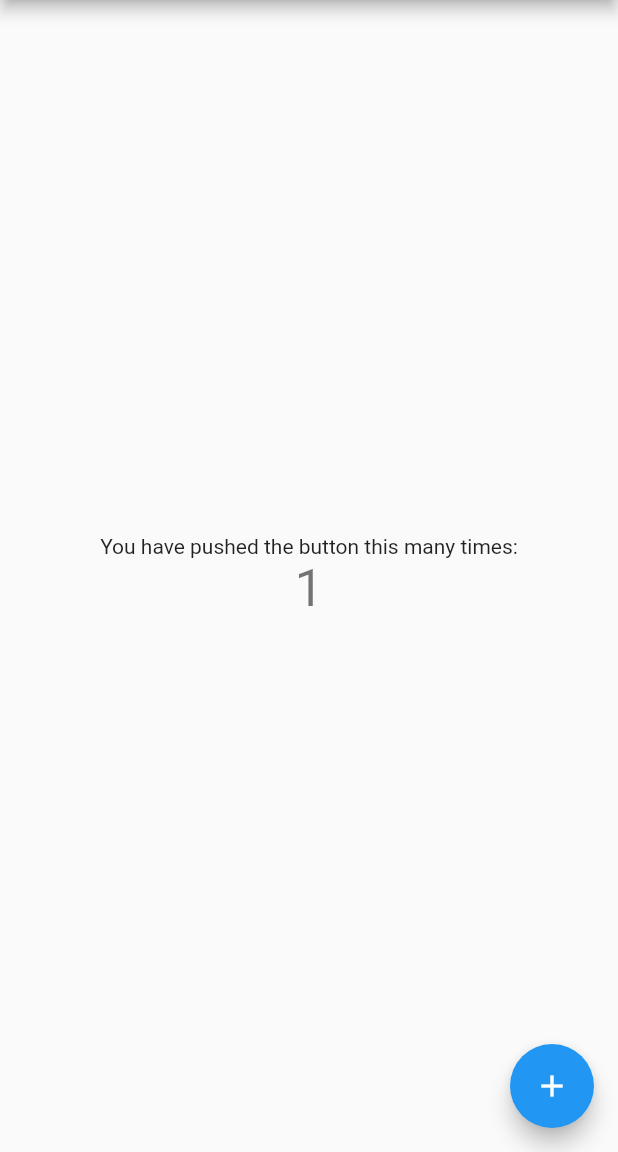
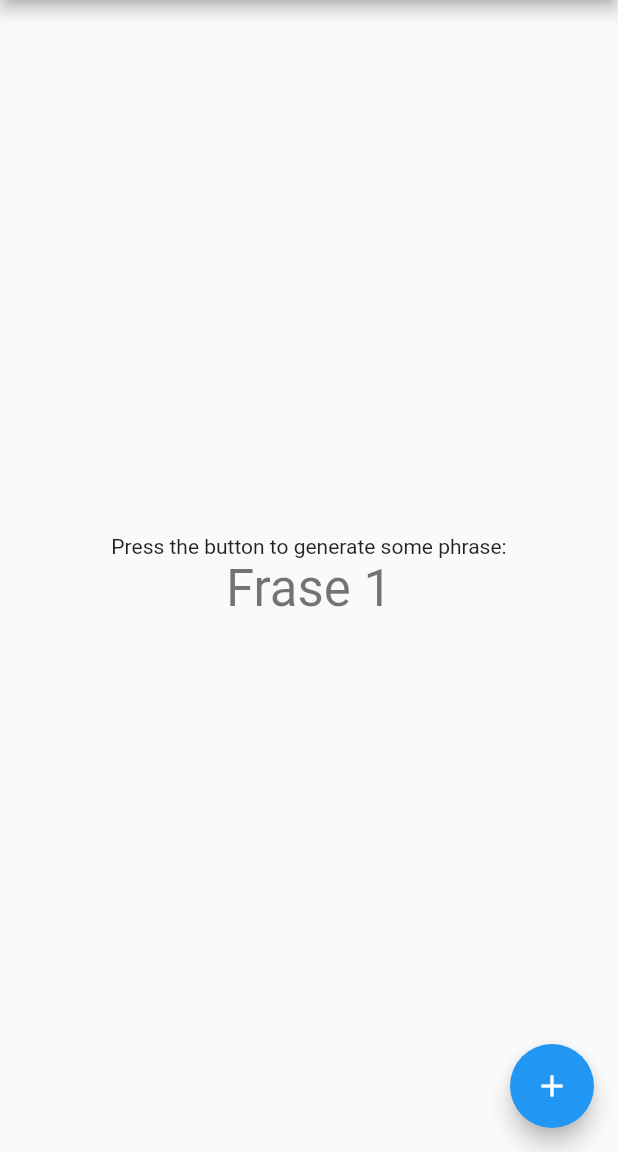
Before and after one commit to eduardoraffi/flutter_projects, a Flutter app: the screen it shows after launch, after a tap on the "add" icon, on a phone screen of 412 x 824 dp, the part 84-1236 px from its top. Run offline on Flutter 3.47's test engine with Material 2 defaults, Android fonts, the phone set to English and light mode, and no system bars.

Commit message:
phrases app - done

```diff
--- a/random_phrases/lib/main.dart
+++ b/random_phrases/lib/main.dart
@@ -1,3 +1,5 @@
+import 'dart:math';
+
 import 'package:flutter/material.dart';
 
 void main() => runApp(MyApp());
@@ -9,15 +11,6 @@ class MyApp extends StatelessWidget {
     return MaterialApp(
       title: 'Flutter Demo',
       theme: ThemeData(
-        // This is the theme of your application.
-        //
-        // Try running your application with "flutter run". You'll see the
-        // application has a blue toolbar. Then, without quitting the app, try
-        // changing the primarySwatch below to Colors.green and then invoke
-        // "hot reload" (press "r" in the console where you ran "flutter run",
-        // or simply save your changes to "hot reload" in a Flutter IDE).
-        // Notice that the counter didn't reset back to zero; the application
-        // is not restarted.
         primarySwatch: Colors.blue,
       ),
       home: MyHomePage(title: 'Flutter Demo Home Page'),
@@ -28,15 +21,6 @@ class MyApp extends StatelessWidget {
 class MyHomePage extends StatefulWidget {
   MyHomePage({Key key, this.title}) : super(key: key);
 
-  // This widget is the home page of your application. It is stateful, meaning
-  // that it has a State object (defined below) that contains fields that affect
-  // how it looks.
-
-  // This class is the configuration for the state. It holds the values (in this
-  // case the title) provided by the parent (in this case the App widget) and
-  // used by the build method of the State. Fields in a Widget subclass are
-  // always marked "final".
-
   final String title;
 
   @override
@@ -44,27 +28,22 @@ class MyHomePage extends StatefulWidget {
 }
 
 class _MyHomePageState extends State<MyHomePage> {
-  int _counter = 0;
+  int _numeroAleatorio = 0;
+  List _frases = [
+    "Frase 1",
+    "Frase 2",
+    "Frase 3",
+    "Frase 4"
+  ];
 
-  void _incrementCounter() {
+  void _generateRandomNumber() {
     setState(() {
-      // This call to setState tells the Flutter framework that something has
-      // changed in this State, which causes it to rerun the build method below
-      // so that the display can reflect the updated values. If we changed
-      // _counter without calling setState(), then the build method would not be
-      // called again, and so nothing would appear to happen.
-      _counter++;
+      _numeroAleatorio = Random().nextInt(4);
     });
   }
 
   @override
   Widget build(BuildContext context) {
-    // This method is rerun every time setState is called, for instance as done
-    // by the _incrementCounter method above.
-    //
-    // The Flutter framework has been optimized to make rerunning build methods
-    // fast, so that you can just rebuild anything that needs updating rather
-    // than having to individually change instances of widgets.
     return Scaffold(
       appBar: AppBar(
         // Here we take the value from the MyHomePage object that was created by
@@ -75,37 +54,23 @@ class _MyHomePageState extends State<MyHomePage> {
         // Center is a layout widget. It takes a single child and positions it
         // in the middle of the parent.
         child: Column(
-          // Column is also a layout widget. It takes a list of children and
-          // arranges them vertically. By default, it sizes itself to fit its
-          // children horizontally, and tries to be as tall as its parent.
-          //
-          // Invoke "debug painting" (press "p" in the console, choose the
-          // "Toggle Debug Paint" action from the Flutter Inspector in Android
-          // Studio, or the "Toggle Debug Paint" command in Visual Studio Code)
-          // to see the wireframe for each widget.
-          //
-          // Column has various properties to control how it sizes itself and
-          // how it positions its children. Here we use mainAxisAlignment to
-          // center the children vertically; the main axis here is the vertical
-          // axis because Columns are vertical (the cross axis would be
-          // horizontal).
-          mainAxisAlignment: MainAxisAlignment.center,
+         mainAxisAlignment: MainAxisAlignment.center,
           children: <Widget>[
             Text(
-              'You have pushed the button this many times:',
+              'Press the button to generate some phrase:',
             ),
             Text(
-              '$_counter',
+              _frases[_numeroAleatorio],
               style: Theme.of(context).textTheme.display1,
             ),
           ],
         ),
       ),
       floatingActionButton: FloatingActionButton(
-        onPressed: _incrementCounter,
+        onPressed: _generateRandomNumber,
         tooltip: 'Increment',
         child: Icon(Icons.add),
-      ), // This trailing comma makes auto-formatting nicer for build methods.
+      ),
     );
   }
 }
```
